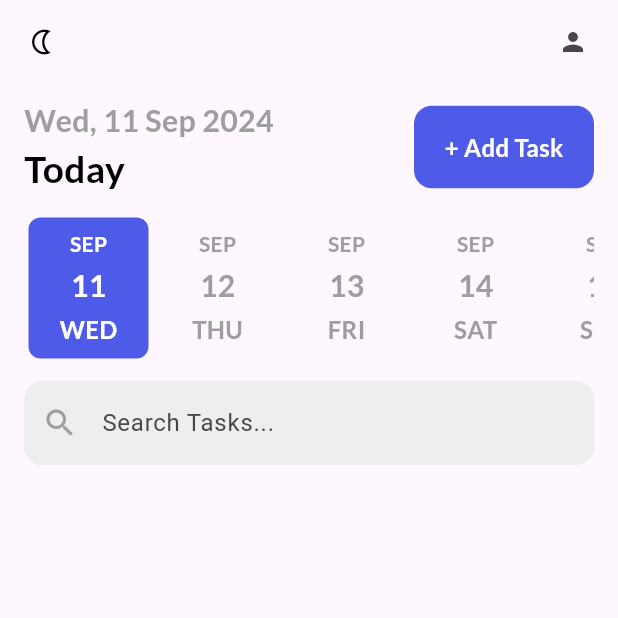
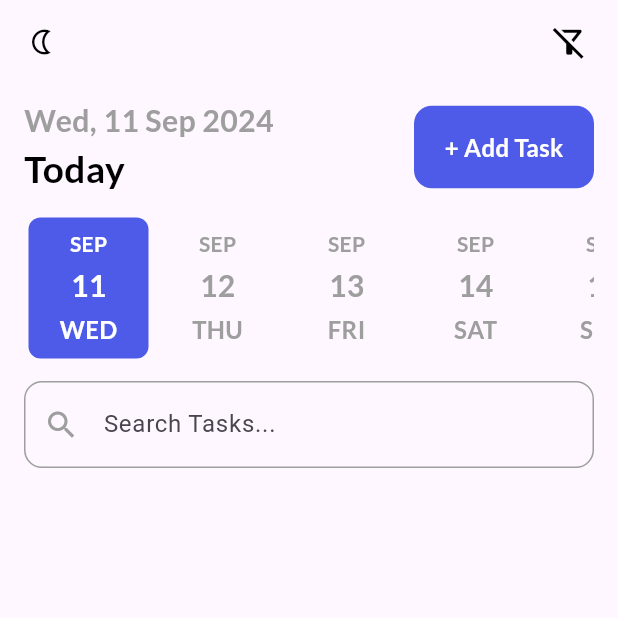
Before and after one commit to NikAr0702/To_Do_App, a Flutter app: the screen it shows after launch, on a phone screen of 412 x 824 dp, the top half of it. Run offline on Flutter 3.47's test engine with Material 3 defaults, Android fonts, the phone set to English and light mode, and no system bars; drawn by our look-alikes of date_picker_timeline; our stand-ins replace flutter_local_notifications, flutter_staggered_animations, flutter_timezone, get, get_storage, google_fonts and 3 more; accounts and stored records are empty.

Commit message:
Final Commit Done

```diff
--- a/lib/screens/home_page.dart
+++ b/lib/screens/home_page.dart
@@ -31,6 +31,7 @@ class _HomePageState extends State<HomePage> {
   String _searchQuery = "";
 
   DateTime _selectedDate = DateTime.now();
+  bool _isSortedByPriority = false;
   final _taskController = Get.put(TaskController());
   final TextEditingController _searchController = TextEditingController();
 
@@ -70,16 +71,21 @@ class _HomePageState extends State<HomePage> {
 
   // Method to create the search bar
   _searchBar() {
-    return TextField(
+    return Container(
+      decoration: BoxDecoration(
+        borderRadius: BorderRadius.circular(12),
+        border: Border.all(color: Colors.grey, width: 1.0),
+      ),
+      child: TextField(
         controller: _searchController,
         decoration: InputDecoration(
           hintText: 'Search Tasks...',
-        prefixIcon: Icon(Icons.search, color: Colors.grey),
+          prefixIcon: const Icon(Icons.search, color: Colors.grey),
           border: OutlineInputBorder(
             borderRadius: BorderRadius.circular(12),
             borderSide: BorderSide.none,
           ),
-        filled: true,
+          filled: false,
           fillColor: Colors.grey.shade200,
         ),
         onChanged: (value) {
@@ -87,8 +93,35 @@ class _HomePageState extends State<HomePage> {
             _searchQuery = value.toLowerCase();
           });
         },
+      ),
     );
   }
+
+  // _appBar() {
+  //   return AppBar(
+  //     backgroundColor: context.theme.dialogBackgroundColor,
+  //     leading: GestureDetector(
+  //       onTap: () {
+  //         ThemeService().switchTheme();
+  //         notifyHelper.displayNotification(
+  //           title: 'Theme Changed',
+  //           body: Get.isDarkMode
+  //               ? 'Activated Light Theme'
+  //               : 'Activated Dark Theme',
+  //         );
+  //       },
+  //       child: Icon(
+  //         Get.isDarkMode ? Icons.wb_sunny_outlined : Icons.nightlight_outlined,
+  //         size: 20,
+  //         color: Get.isDarkMode ? Colors.white : Colors.black,
+  //       ),
+  //     ),
+  //     actions: const [
+  //       Icon(Icons.person, size: 20),
+  //       SizedBox(width: 20),
+  //     ],
+  //   );
+  // }
 
   _appBar() {
     return AppBar(
@@ -109,9 +142,23 @@ class _HomePageState extends State<HomePage> {
           color: Get.isDarkMode ? Colors.white : Colors.black,
         ),
       ),
-      actions: const [
-        Icon(Icons.person, size: 20),
-        SizedBox(width: 20),
+      actions: [
+        GestureDetector(
+          onTap: () {
+            setState(() {
+              print("SORT FUNCTION IS CALLED");
+              _isSortedByPriority = !_isSortedByPriority;
+            });
+          },
+          child: Icon(
+            _isSortedByPriority
+                ? Icons.filter_alt
+                : Icons.filter_alt_off_outlined,
+            size: 25,
+            color: Get.isDarkMode ? Colors.white : Colors.black,
+          ),
+        ),
+        const SizedBox(width: 20),
       ],
     );
   }
@@ -195,6 +242,100 @@ class _HomePageState extends State<HomePage> {
     }).toList();
   }
 
+  // _showTasks() {
+  //   return Expanded(
+  //     child: Obx(
+  //       () {
+  //         // Get task list from the controller
+  //         List<Task> tasks = _taskController.taskList;
+
+  //         // Apply search filter if a search query is present
+  //         if (_searchQuery.isNotEmpty) {
+  //           tasks = tasks
+  //               .where((task) =>
+  //                   task.title
+  //                       .toLowerCase()
+  //                       .contains(_searchQuery.toLowerCase()) ||
+  //                   task.note
+  //                       .toLowerCase()
+  //                       .contains(_searchQuery.toLowerCase()))
+  //               .toList();
+  //         }
+
+  //         // Return ListView of tasks
+  //         return ListView.builder(
+  //           itemCount: tasks.length,
+  //           itemBuilder: (context, index) {
+  //             Task task = tasks[index];
+
+  //             // Parse task time
+  //             DateTime date = _parseDateTime(task.startTime.toString());
+  //             var myTime = DateFormat.Hm().format(date);
+  //             var remind = DateFormat.Hm()
+  //                 .format(date.subtract(Duration(minutes: task.remind!)));
+
+  //             int mainTaskNotificationId = task.id!.toInt();
+  //             int reminderNotificationId = mainTaskNotificationId + 1;
+
+  //             // Parse hour and minute from myTime and remind time
+  //             int myTimeHour = int.parse(myTime.split(":")[0]);
+  //             int myTimeMinute = int.parse(myTime.split(":")[1]);
+  //             int remindHour = int.parse(remind.split(":")[0]);
+  //             int remindMinute = int.parse(remind.split(":")[1]);
+
+  //             if (task.repeat == "Daily") {
+  //               // Handle notifications
+  //               if (task.remind! > 4) {
+  //                 notifyHelper.remindNotification(
+  //                   remindHour, // hour
+  //                   remindMinute, // minute
+  //                   task,
+  //                 );
+  //                 notifyHelper.cancelNotification(reminderNotificationId);
+  //               }
+
+  //               notifyHelper.scheduledNotification(
+  //                 myTimeHour, // hour
+  //                 myTimeMinute, // minute
+  //                 task,
+  //               );
+  //               notifyHelper.cancelNotification(reminderNotificationId);
+
+  //               // Mark task as completed at 23:59
+  //               if (DateTime.now().hour == 23 && DateTime.now().minute == 59) {
+  //                 _taskController.markTaskAsCompleted(task.id!, false);
+  //               }
+  //             }
+
+  //             // Show task using animation
+  //             return AnimationConfiguration.staggeredList(
+  //               position: index,
+  //               child: SlideAnimation(
+  //                 child: FadeInAnimation(
+  //                   child: Row(
+  //                     children: [
+  //                       GestureDetector(
+  //                         onTap: () {
+  //                           _showBottomSheet(context, task);
+  //                         },
+  //                         onLongPress: () {
+  //                           HapticFeedback.mediumImpact();
+  //                           Get.to(() => AddTaskBarPage(task: task));
+  //                         },
+  //                         child: TaskTile(task),
+  //                       ),
+  //                     ],
+  //                   ),
+  //                 ),
+  //               ),
+  //             );
+  //           },
+  //         );
+  //       },
+  //     ),
+  //   );
+  // }
+
   _showTasks() {
     return Expanded(
       child: Obx(
@@ -213,6 +354,16 @@ class _HomePageState extends State<HomePage> {
                         .toLowerCase()
                         .contains(_searchQuery.toLowerCase()))
                 .toList();
+          }
+
+          // Sort tasks by priority if the sort icon is toggled
+          if (_isSortedByPriority) {
+            tasks.sort((a, b) {
+              // Handle priority sorting logic here
+              int priorityA = _priorityToInt(a.priority);
+              int priorityB = _priorityToInt(b.priority);
+              return priorityB.compareTo(priorityA); // High to Low
+            });
           }
 
           // Return ListView of tasks
@@ -275,7 +426,8 @@ class _HomePageState extends State<HomePage> {
                             HapticFeedback.mediumImpact();
                             Get.to(() => AddTaskBarPage(task: task));
                           },
-                          child: TaskTile(task),
+                          child:
+                              TaskTile(task), // Priority is already shown here
                         ),
                       ],
                     ),
@@ -287,6 +439,19 @@ class _HomePageState extends State<HomePage> {
         },
       ),
     );
+  }
+
+  int _priorityToInt(String? priority) {
+    switch (priority) {
+      case 'High':
+        return 3;
+      case 'Medium':
+        return 2;
+      case 'Low':
+        return 1;
+      default:
+        return 0;
+    }
   }
 
   DateTime _parseDateTime(String timeString) {
```
Lines whose indentation alone changed are shown as unchanged.
